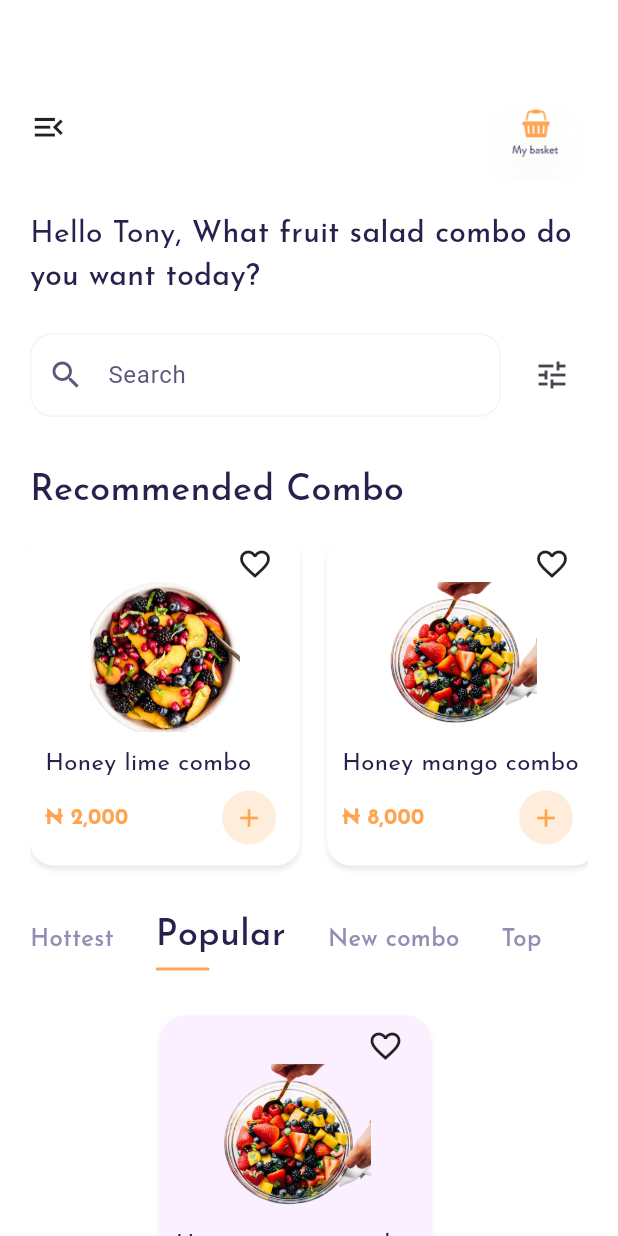
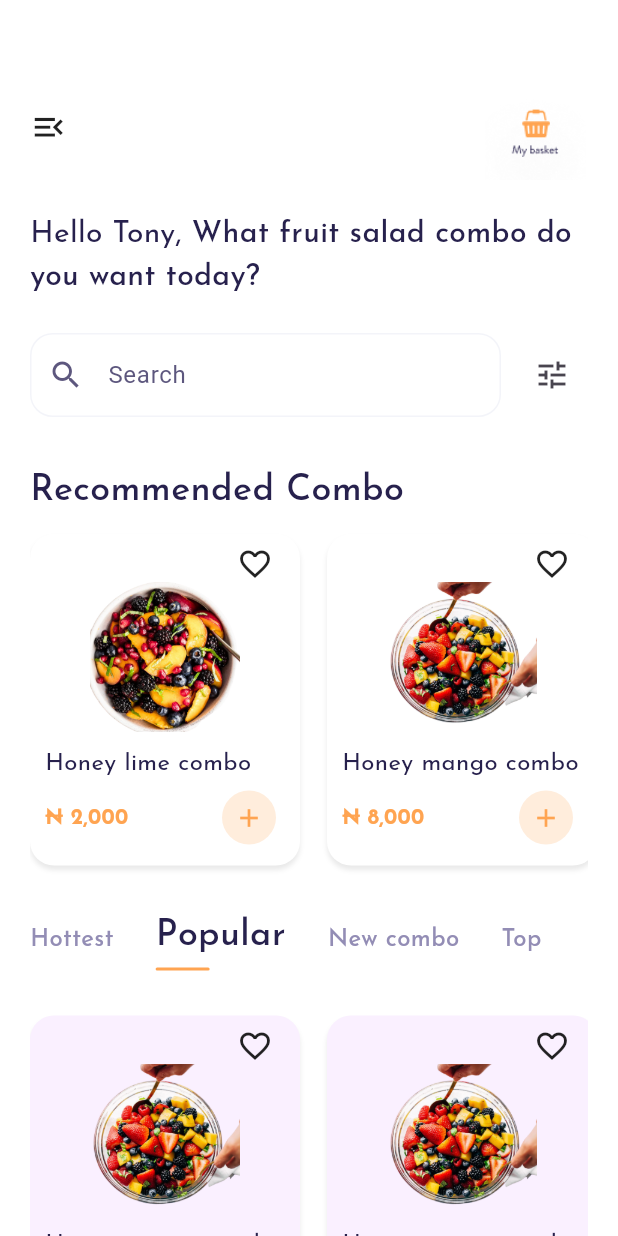
Before and after one commit to oxfaysal/fruit_hub, a Flutter app: the HomePage screen opened by its route, after a tap on "Popular", on a phone screen of 412 x 824 dp. Run offline on Flutter 3.47's test engine with Material 3 defaults, Android fonts, the phone set to English and light mode, and no system bars; our stand-ins replace google_fonts.

Commit message:
full app complete

```diff
--- a/lib/core/json/tab_items.dart
+++ b/lib/core/json/tab_items.dart
@@ -23,8 +23,50 @@ List<Map<String, dynamic>> tabAllItems = [
     "image": "assets/images/mango_combo.png",
     "price": "8,000",
     'category': 'Popular',
-
-  },{
+  },
+  {
+    "title": "Honey mango combo",
+    "image": "assets/images/mango_combo.png",
+    "price": "8,000",
+    'category': 'Popular',
+  },
+  {
+    "title": "Honey mango combo",
+    "image": "assets/images/mango_combo.png",
+    "price": "8,000",
+    'category': 'Popular',
+  },
+  {
+    "title": "Honey mango combo",
+    "image": "assets/images/mango_combo.png",
+    "price": "8,000",
+    'category': 'Popular',
+  },
+  {
+    "title": "Honey mango combo",
+    "image": "assets/images/mango_combo.png",
+    "price": "8,000",
+    'category': 'Popular',
+  },
+  {
+    "title": "Honey lime combo",
+    "image": "assets/images/honey_combo.png",
+    "price": "2,000",
+    'category': 'New combo',
+  },
+  {
+    "title": "Honey lime combo",
+    "image": "assets/images/honey_combo.png",
+    "price": "2,000",
+    'category': 'New combo',
+  },
+  {
+    "title": "Honey lime combo",
+    "image": "assets/images/honey_combo.png",
+    "price": "2,000",
+    'category': 'New combo',
+  },
+  {
     "title": "Honey lime combo",
     "image": "assets/images/honey_combo.png",
     "price": "2,000",
@@ -36,5 +78,22 @@ List<Map<String, dynamic>> tabAllItems = [
     "price": "8,000",
     'category': 'Top',
   },
-
+  {
+    "title": "Honey mango combo",
+    "image": "assets/images/mango_combo.png",
+    "price": "8,000",
+    'category': 'Top',
+  },
+  {
+    "title": "Honey mango combo",
+    "image": "assets/images/mango_combo.png",
+    "price": "8,000",
+    'category': 'Top',
+  },
+  {
+    "title": "Honey mango combo",
+    "image": "assets/images/mango_combo.png",
+    "price": "8,000",
+    'category': 'Top',
+  },
 ];
--- a/lib/core/text_style/app_text_style.dart
+++ b/lib/core/text_style/app_text_style.dart
@@ -45,6 +45,11 @@ class AppTextStyle {
     fontWeight: FontWeight.w400,
     color: Color(0xFF000000),
   );
+  static final titleSubBlack14 = GoogleFonts.josefinSans(
+    fontSize: 14,
+    fontWeight: FontWeight.w400,
+    color: AppColor.subTextColor,
+  );
 
   static final titleBlack32 = GoogleFonts.josefinSans(
     fontSize: 32,
--- a/lib/main.dart
+++ b/lib/main.dart
@@ -1,5 +1,7 @@
 import 'package:flutter/material.dart';
 import 'package:fruithub_ecommerce/ui/screen/basket_page.dart';
+import 'package:fruithub_ecommerce/ui/screen/congratulations_screen.dart';
+import 'package:fruithub_ecommerce/ui/screen/delivery_status.dart';
 import 'package:fruithub_ecommerce/ui/screen/home_page.dart';
 import 'package:fruithub_ecommerce/ui/screen/product_details_page.dart';
 import 'package:fruithub_ecommerce/ui/screen/splash_screen.dart';
@@ -27,6 +29,8 @@ class MyApp extends StatelessWidget {
         '/auth_screen': (context) => AuthenticationPage(),
         '/product_details': (context) => ProductDetailsPage(),
         '/basket': (context) => BasketPage(),
+        '/confirm': (context) => CongratulationsScreen(),
+        '/delivery_status': (context) => DeliveryStatus(),
       },
     );
   }
--- a/lib/ui/widgets/basket_card.dart
+++ b/lib/ui/widgets/basket_card.dart
@@ -30,8 +30,8 @@ class BasketCard extends StatelessWidget {
       padding: EdgeInsets.all(12),
       child: ListTile(
         contentPadding: EdgeInsets.all(0),
-        title: Text(title, style: AppTextStyle.titleBlack16,),
-        subtitle: Text("2 packs", style: AppTextStyle.titleBlack14,),
+        title: Text(title, style: AppTextStyle.titleBlack16w500,),
+        subtitle: Text("2 packs", style: AppTextStyle.titleSubBlack14,),
         leading: Container(
           width: 60,
           decoration: BoxDecoration(
```
Also changed, not shown: lib/ui/screen/congratulations_screen.dart (added, +80 -0 lines), lib/ui/screen/delivery_status.dart (added, +84 -0 lines), lib/ui/widgets/address_bottom_sheet.dart (+14 -3 lines), lib/ui/widgets/custom_elevated_button.dart (+11 -3 lines), lib/ui/widgets/payment_bottom_sheet.dart (added, +139 -0 lines), lib/ui/widgets/track_step_dot.dart (added, +24 -0 lines), lib/ui/widgets/track_steps.dart (added, +90 -0 lines), assets/images/map.png (added), assets/images/step_1.png (added), assets/images/step_2.png (added), assets/images/step_3.png (added), assets/images/step_4.png (added).
